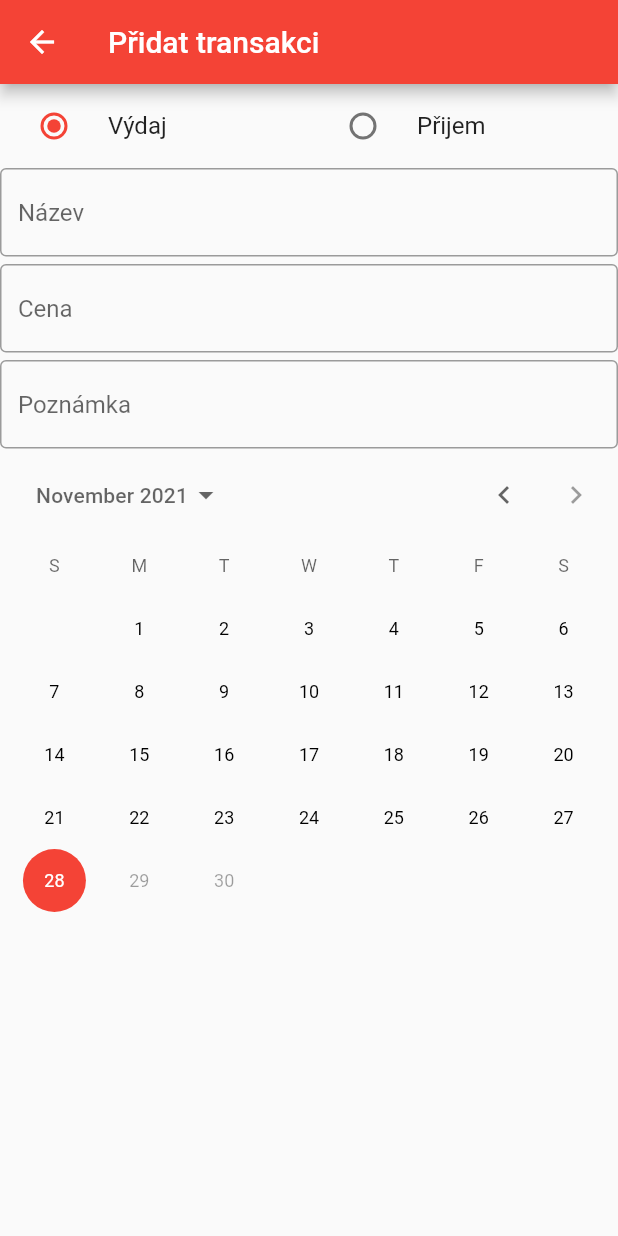
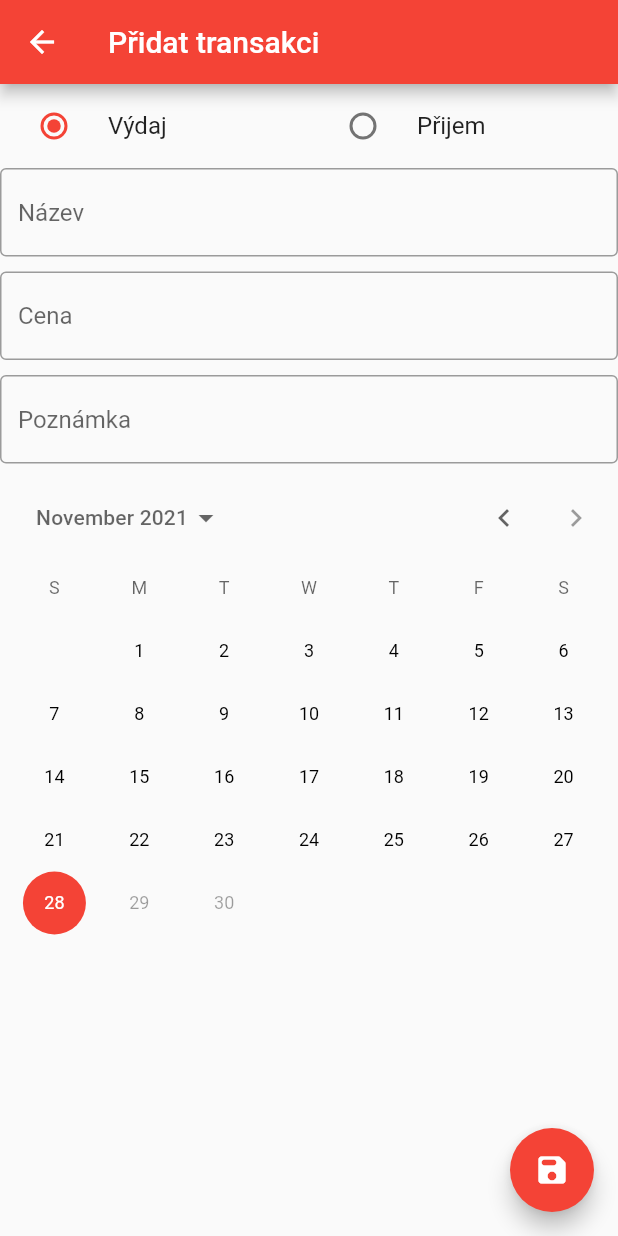
Before and after one commit to Metamorfolog/Auth_Appwrite, a Flutter app: the AddTransactionPage screen opened by its route, on a phone screen of 412 x 824 dp. Run offline on Flutter 3.47's test engine with Material 2 defaults, Android fonts, the phone set to English and light mode, and no system bars; our stand-ins replace appwrite.

Commit message:
something going wrong
bad way

```diff
--- a/lib/login_service/model/services/api_service.dart
+++ b/lib/login_service/model/services/api_service.dart
@@ -1,7 +1,6 @@
 import 'package:appwrite/appwrite.dart';
+//import 'package:auth_app/login_service/model/user.dart';
 import 'package:appwrite/models.dart';
-import 'package:flutter/foundation.dart';
-import '../../../transactions/model/transaction.dart';
 import '/login_service/res/app_constants.dart';
 
 class ApiService {
@@ -9,6 +8,9 @@ class ApiService {
   late final Client _client;
   late final Account _account;
   late final Database _db;
+  final User? _user = null;
+
+  User? get user => _user;
 
   ApiService._internal() {
     _client = Client(
@@ -43,7 +45,7 @@ class ApiService {
 
   Future<User> getUser() async {
     User res;
-    return res = await _account.get();
+    return res = (await _account.get()) as User;
   }
 
   Future logout() {
--- a/lib/login_service/pages/waiting.dart
+++ b/lib/login_service/pages/waiting.dart
@@ -8,7 +8,9 @@ class WaitingScreen extends StatelessWidget {
         title: Text('Načítání'),
       ),
       body: Center(
-        child: CircularProgressIndicator(),
+        child: CircularProgressIndicator(
+          color: Colors.black,
+        ),
       ),
     );
   }
--- a/lib/pages/home.dart
+++ b/lib/pages/home.dart
@@ -8,7 +8,7 @@ class HomePage extends StatelessWidget {
   Widget build(BuildContext context) {
     return Scaffold(
       appBar: AppBar(
-        title: Text('Budgeter'),
+        title: Text('Projebaný prachy'),
         actions: [
           IconButton(
             icon: Icon(Icons.person),
--- a/lib/transactions/model/transaction.dart
+++ b/lib/transactions/model/transaction.dart
@@ -1,7 +1,7 @@
 class Transaction {
-  String id = "1";
-  late String collection;
-  late Permissions permissions;
+  String? id;
+  late String? collection;
+  late Permissions? permissions;
   late String title;
   late String description;
   late String userId;
@@ -12,9 +12,9 @@ class Transaction {
   late DateTime updatedAt;
 
   Transaction({
-    required this.id,
-    required this.collection,
-    required this.permissions,
+    this.id,
+    this.collection,
+    this.permissions,
     required this.title,
     required this.description,
     required this.userId,
@@ -49,19 +49,14 @@ class Transaction {
 
   Map<String, dynamic> toJson() {
     final Map<String, dynamic> data = new Map<String, dynamic>();
-    data['$id'] = this.id;
-    data['$collection'] = this.collection;
-    if (this.permissions != null) {
-      data['$permissions'] = this.permissions.toJson();
-    }
     data['title'] = this.title;
     data['description'] = this.description;
     data['user_id'] = this.userId;
     data['transaction_type'] = this.transactionType;
     data['amount'] = this.amount;
-    data['transaction_date'] = this.transactionDate;
-    data['created_at'] = this.createdAt;
-    data['updated_at'] = this.updatedAt;
+    data['transaction_date'] = this.transactionDate.millisecondsSinceEpoch;
+    data['created_at'] = this.createdAt.millisecondsSinceEpoch;
+    data['updated_at'] = this.updatedAt.millisecondsSinceEpoch;
     return data;
   }
 }
--- a/lib/transactions/pages/add_transaction.dart
+++ b/lib/transactions/pages/add_transaction.dart
@@ -1,5 +1,7 @@
 import 'package:auth_app/login_service/model/services/api_service.dart';
+import 'package:auth_app/login_service/model/services/transaction_state.dart';
 import 'package:auth_app/transactions/model/transaction.dart';
+import 'package:auth_app/widgets/transaction_list.dart';
 import 'package:flutter/material.dart';
 import 'package:provider/provider.dart';
 
@@ -70,19 +72,19 @@ class _AddTransactionPageState extends State<AddTransactionPage> {
             TextInputType.text,
             "Název",
           ),
-          const SizedBox(height: 5),
+          const SizedBox(height: 10),
           TransactionInfoField(
             _amountController,
             TextInputType.number,
             "Cena",
           ),
-          const SizedBox(height: 5),
+          const SizedBox(height: 10),
           TransactionInfoField(
             _descriptionController,
             TextInputType.text,
             "Poznámka",
           ),
-          const SizedBox(height: 5),
+          const SizedBox(height: 10),
           CalendarDatePicker(
             firstDate: DateTime(today.year - 5),
             lastDate: today,
@@ -93,7 +95,59 @@ class _AddTransactionPageState extends State<AddTransactionPage> {
               });
             },
           ),
+          const SizedBox(height: 10.0),
+          /*Center(
+            child: RaisedButton(
+              padding: EdgeInsets.all(5),
+              child: Text("Uložit"),
+              //backgroundColor: Colors.pink,
+              onPressed: () async {
+                //String userId = Provider.of<ApiService>(context, listen: false).user.$id;
+                debugPrint("-------Tady Jsem-------");
+
+                Transaction transaction = Transaction(
+                  title: _titleController.text,
+                  amount: int.parse(_amountController.text),
+                  description: _descriptionController.text,
+                  transactionDate: _tDate,
+                  transactionType: _transactionType,
+                  userId: ApiService.instance.user.$id,
+                  createdAt: DateTime.now(),
+                  updatedAt: DateTime.now(),
+                );
+                TransactionState ts =
+                    Provider.of<TransactionState>(context, listen: false);
+                ts.addTransaction(transaction);
+                Navigator.pop(context);
+              },
+            ),
+          ),*/
         ],
+      ),
+      floatingActionButton: FloatingActionButton(
+        child: Icon(
+          Icons.save_rounded,
+        ),
+        onPressed: () async {
+          String userId =
+              Provider.of<ApiService>(context, listen: false).user!.$id;
+          debugPrint("-------Tady Jsem-------");
+
+          Transaction transaction = Transaction(
+            title: _titleController.text,
+            amount: int.parse(_amountController.text),
+            description: _descriptionController.text,
+            transactionDate: _tDate,
+            transactionType: _transactionType,
+            userId: userId,
+            createdAt: DateTime.now(),
+            updatedAt: DateTime.now(),
+          );
+          TransactionState ts =
+              Provider.of<TransactionState>(context, listen: false);
+          ts.addTransaction(transaction);
+          Navigator.of(context).pop();
+        },
       ),
     );
   }
--- a/lib/transactions/pages/transaction_details.dart
+++ b/lib/transactions/pages/transaction_details.dart
@@ -18,7 +18,7 @@ class TransactionDetails extends StatelessWidget {
         padding: EdgeInsets.all(16),
         children: [
           Text(
-            DateFormat.yMMMEd().format(transaction.transactionDate),
+            DateFormat('dd.MM.yyyy').format(transaction.transactionDate),
             textAlign: TextAlign.right,
             style: TextStyle(
               fontSize: 18,
--- a/lib/widgets/transaction_list.dart
+++ b/lib/widgets/transaction_list.dart
@@ -26,8 +26,8 @@ class TransactionList extends StatelessWidget {
                       ? Icons.account_balance_wallet
                       : Icons.view_list),
                   title: Text(transaction.title),
-                  subtitle: Text(
-                      DateFormat.yMMMEd().format(transaction.transactionDate)),
+                  subtitle: Text(DateFormat('dd.MM.yyyy')
+                      .format(transaction.transactionDate)),
                   trailing: Text(transaction.amount.toString()),
                   onTap: () => Navigator.pushNamed(
                     context,
```
Also changed, not shown: lib/login_service/model/services/transaction_state.dart (+28 -0 lines).
